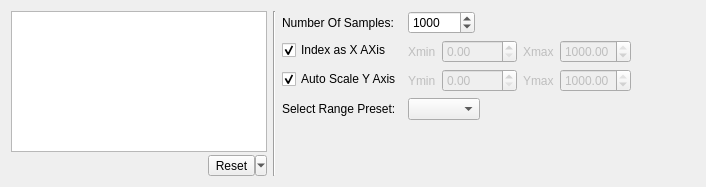
Qt form src/plotcontrolpanel.ui (AlexanderAmelkin/SerialPlot) before a commit.
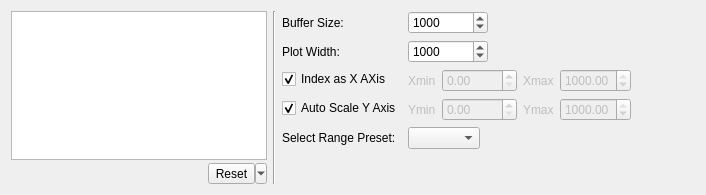
The same form after that commit. Custom widgets are drawn as their Qt base class.

Commit message: added plot width option

The edit to the form file:
```diff
--- a/src/plotcontrolpanel.ui
+++ b/src/plotcontrolpanel.ui
@@ -7,7 +7,7 @@
     <x>0</x>
     <y>0</y>
     <width>706</width>
-    <height>187</height>
+    <height>195</height>
    </rect>
   </property>
   <property name="windowTitle">
@@ -133,12 +133,18 @@
      <item row="0" column="0">
       <widget class="QLabel" name="label_3">
        <property name="text">
-        <string>Number Of Samples:</string>
+        <string>Buffer Size:</string>
        </property>
       </widget>
      </item>
      <item row="0" column="1">
       <widget class="QSpinBox" name="spNumOfSamples">
+       <property name="minimumSize">
+        <size>
+         <width>80</width>
+         <height>0</height>
+        </size>
+       </property>
        <property name="toolTip">
         <string>length of X axis</string>
        </property>
@@ -156,7 +162,7 @@
        </property>
       </widget>
      </item>
-     <item row="1" column="0">
+     <item row="2" column="0">
       <widget class="QCheckBox" name="cbIndex">
        <property name="text">
         <string>Index as X AXis</string>
@@ -166,7 +172,7 @@
        </property>
       </widget>
      </item>
-     <item row="1" column="1">
+     <item row="2" column="1">
       <layout class="QHBoxLayout" name="horizontalLayout_4">
        <item>
         <widget class="QLabel" name="lXmin">
@@ -237,7 +243,7 @@
        </item>
       </layout>
      </item>
-     <item row="2" column="0">
+     <item row="3" column="0">
       <widget class="QCheckBox" name="cbAutoScale">
        <property name="text">
         <string>Auto Scale Y Axis</string>
@@ -247,7 +253,7 @@
        </property>
       </widget>
      </item>
-     <item row="2" column="1">
+     <item row="3" column="1">
       <layout class="QHBoxLayout" name="horizontalLayout_3">
        <item>
         <widget class="QLabel" name="lYmin">
@@ -318,16 +324,51 @@
        </item>
       </layout>
      </item>
-     <item row="5" column="0">
+     <item row="6" column="0">
       <widget class="QLabel" name="label">
        <property name="text">
         <string>Select Range Preset:</string>
        </property>
       </widget>
      </item>
-     <item row="5" column="1">
+     <item row="6" column="1">
       <widget class="QComboBox" name="cbRangePresets"/>
      </item>
+     <item row="1" column="0">
+      <widget class="QLabel" name="label_4">
+       <property name="toolTip">
+        <string/>
+       </property>
+       <property name="text">
+        <string>Plot Width:</string>
+       </property>
+      </widget>
+     </item>
+     <item row="1" column="1">
+      <widget class="QSpinBox" name="spPlotWidth">
+       <property name="minimumSize">
+        <size>
+         <width>80</width>
+         <height>0</height>
+        </size>
+       </property>
+       <property name="toolTip">
+        <string>Width of X axis as maximum number of samples that are shown in plot</string>
+       </property>
+       <property name="keyboardTracking">
+        <bool>false</bool>
+       </property>
+       <property name="minimum">
+        <number>2</number>
+       </property>
+       <property name="maximum">
+        <number>100000</number>
+       </property>
+       <property name="value">
+        <number>1000</number>
+       </property>
+      </widget>
+     </item>
     </layout>
    </item>
    <item>
```
Left out of the diff: 5 changed lines with no effect on the pictures. The commit also changes 8 other files.
